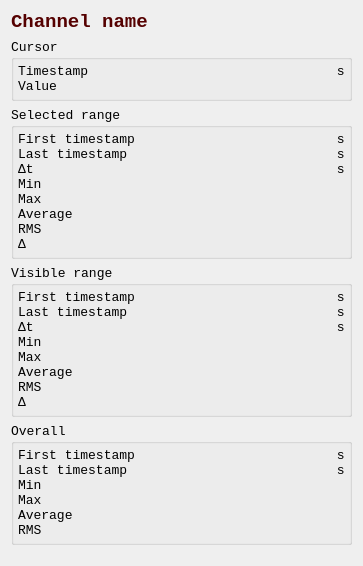
Before: the Qt Designer form asammdf/gui/ui/channel_stats.ui in danielhrisca/asammdf, drawn with Qt 5.
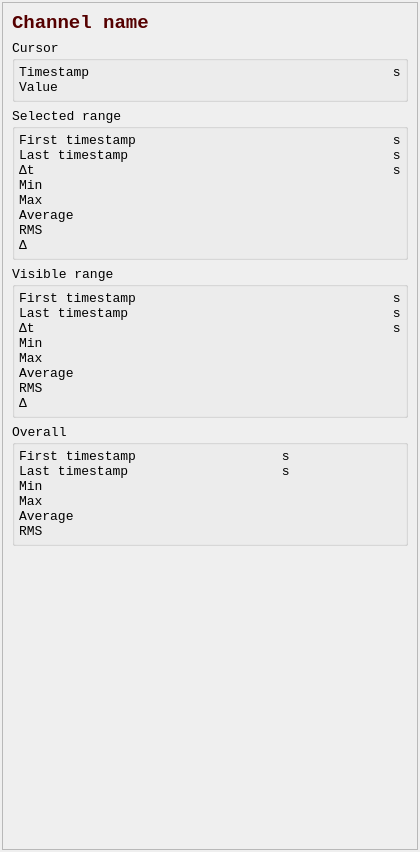
After: the same form once the commit is applied.

Commit message: make channel stats widget scroll-able

```diff
--- a/asammdf/gui/ui/channel_stats.ui
+++ b/asammdf/gui/ui/channel_stats.ui
@@ -6,8 +6,8 @@
    <rect>
     <x>0</x>
     <y>0</y>
-    <width>363</width>
-    <height>566</height>
+    <width>420</width>
+    <height>852</height>
    </rect>
   </property>
   <property name="font">
@@ -19,9 +19,39 @@
   <property name="windowTitle">
    <string>Form</string>
   </property>
+  <layout class="QVBoxLayout" name="verticalLayout_2">
+   <property name="spacing">
+    <number>2</number>
+   </property>
+   <property name="leftMargin">
+    <number>2</number>
+   </property>
+   <property name="topMargin">
+    <number>2</number>
+   </property>
+   <property name="rightMargin">
+    <number>2</number>
+   </property>
+   <property name="bottomMargin">
+    <number>2</number>
+   </property>
+   <item>
+    <widget class="QScrollArea" name="scrollArea">
+     <property name="widgetResizable">
+      <bool>true</bool>
+     </property>
+     <widget class="QWidget" name="scrollAreaWidgetContents">
+      <property name="geometry">
+       <rect>
+        <x>0</x>
+        <y>0</y>
+        <width>414</width>
+        <height>846</height>
+       </rect>
+      </property>
   <layout class="QVBoxLayout" name="verticalLayout">
    <item>
-    <layout class="QGridLayout" name="gridLayout" columnstretch="0,0">
+        <layout class="QGridLayout" name="gridLayout" rowstretch="0,0,0,0,0,0,1" columnstretch="0,0">
      <item row="2" column="0" colspan="2">
       <widget class="QGroupBox" name="cursor_group">
        <property name="title">
@@ -100,222 +130,6 @@
        </layout>
       </widget>
      </item>
-     <item row="3" column="0" colspan="2">
-      <widget class="QGroupBox" name="range_group">
-       <property name="title">
-        <string>Selected range</string>
-       </property>
-       <layout class="QGridLayout" name="gridLayout_5" columnstretch="0,1,0">
-        <property name="leftMargin">
-         <number>4</number>
-        </property>
-        <property name="topMargin">
-         <number>4</number>
-        </property>
-        <property name="rightMargin">
-         <number>4</number>
-        </property>
-        <property name="bottomMargin">
-         <number>4</number>
-        </property>
-        <property name="spacing">
-         <number>0</number>
-        </property>
-        <item row="4" column="2">
-         <widget class="QLabel" name="unit2">
-          <property name="text">
-           <string/>
-          </property>
-         </widget>
-        </item>
-        <item row="5" column="2">
-         <widget class="QLabel" name="unit3">
-          <property name="text">
-           <string/>
-          </property>
-         </widget>
-        </item>
-        <item row="4" column="0">
-         <widget class="QLabel" name="label_14">
-          <property name="text">
-           <string>Min</string>
-          </property>
-         </widget>
-        </item>
-        <item row="1" column="1">
-         <widget class="QLabel" name="selected_stop">
-          <property name="text">
-           <string/>
-          </property>
-          <property name="alignment">
-           <set>Qt::AlignRight|Qt::AlignTrailing|Qt::AlignVCenter</set>
-          </property>
-         </widget>
-        </item>
-        <item row="8" column="0">
-         <widget class="QLabel" name="label_18">
-          <property name="text">
-           <string>Δ</string>
-          </property>
-         </widget>
-        </item>
-        <item row="0" column="2">
-         <widget class="QLabel" name="label_20">
-          <property name="text">
-           <string> s</string>
-          </property>
-         </widget>
-        </item>
-        <item row="0" column="1">
-         <widget class="QLabel" name="selected_start">
-          <property name="text">
-           <string/>
-          </property>
-          <property name="alignment">
-           <set>Qt::AlignRight|Qt::AlignTrailing|Qt::AlignVCenter</set>
-          </property>
-         </widget>
-        </item>
-        <item row="1" column="2">
-         <widget class="QLabel" name="label_22">
-          <property name="text">
-           <string> s</string>
-          </property>
-         </widget>
-        </item>
-        <item row="3" column="2">
-         <widget class="QLabel" name="label_23">
-          <property name="text">
-           <string> s</string>
-          </property>
-         </widget>
-        </item>
-        <item row="5" column="1">
-         <widget class="QLabel" name="selected_max">
-          <property name="text">
-           <string/>
-          </property>
-          <property name="alignment">
-           <set>Qt::AlignRight|Qt::AlignTrailing|Qt::AlignVCenter</set>
-          </property>
-         </widget>
-        </item>
-        <item row="3" column="0">
-         <widget class="QLabel" name="label_21">
-          <property name="text">
-           <string>Δt</string>
-          </property>
-         </widget>
-        </item>
-        <item row="5" column="0">
-         <widget class="QLabel" name="label_17">
-          <property name="text">
-           <string>Max</string>
-          </property>
-         </widget>
-        </item>
-        <item row="8" column="2">
-         <widget class="QLabel" name="unit4">
-          <property name="text">
-           <string/>
-          </property>
-         </widget>
-        </item>
-        <item row="0" column="0">
-         <widget class="QLabel" name="label_13">
-          <property name="text">
-           <string>First timestamp</string>
-          </property>
-         </widget>
-        </item>
-        <item row="4" column="1">
-         <widget class="QLabel" name="selected_min">
-          <property name="text">
-           <string/>
-          </property>
-          <property name="alignment">
-           <set>Qt::AlignRight|Qt::AlignTrailing|Qt::AlignVCenter</set>
-          </property>
-         </widget>
-        </item>
-        <item row="3" column="1">
-         <widget class="QLabel" name="selected_delta_t">
-          <property name="text">
-           <string/>
-          </property>
-          <property name="alignment">
-           <set>Qt::AlignRight|Qt::AlignTrailing|Qt::AlignVCenter</set>
-          </property>
-         </widget>
-        </item>
-        <item row="8" column="1">
-         <widget class="QLabel" name="selected_delta">
-          <property name="text">
-           <string/>
-          </property>
-          <property name="alignment">
-           <set>Qt::AlignRight|Qt::AlignTrailing|Qt::AlignVCenter</set>
-          </property>
-         </widget>
-        </item>
-        <item row="1" column="0">
-         <widget class="QLabel" name="label_15">
-          <property name="text">
-           <string>Last timestamp</string>
-          </property>
-         </widget>
-        </item>
-        <item row="6" column="2">
-         <widget class="QLabel" name="unit10">
-          <property name="text">
-           <string/>
-          </property>
-         </widget>
-        </item>
-        <item row="6" column="0">
-         <widget class="QLabel" name="label">
-          <property name="text">
-           <string>Average</string>
-          </property>
-         </widget>
-        </item>
-        <item row="6" column="1">
-         <widget class="QLabel" name="selected_average">
-          <property name="text">
-           <string/>
-          </property>
-          <property name="alignment">
-           <set>Qt::AlignRight|Qt::AlignTrailing|Qt::AlignVCenter</set>
-          </property>
-         </widget>
-        </item>
-        <item row="7" column="0">
-         <widget class="QLabel" name="label_29">
-          <property name="text">
-           <string>RMS</string>
-          </property>
-         </widget>
-        </item>
-        <item row="7" column="1">
-         <widget class="QLabel" name="selected_rms">
-          <property name="text">
-           <string/>
-          </property>
-          <property name="alignment">
-           <set>Qt::AlignRight|Qt::AlignTrailing|Qt::AlignVCenter</set>
-          </property>
-         </widget>
-        </item>
-        <item row="7" column="2">
-         <widget class="QLabel" name="unit11">
-          <property name="text">
-           <string/>
-          </property>
-         </widget>
-        </item>
-       </layout>
-      </widget>
-     </item>
      <item row="4" column="0" colspan="2">
       <widget class="QGroupBox" name="visible_group">
        <property name="title">
@@ -532,12 +346,228 @@
        </layout>
       </widget>
      </item>
+         <item row="3" column="0" colspan="2">
+          <widget class="QGroupBox" name="range_group">
+           <property name="title">
+            <string>Selected range</string>
+           </property>
+           <layout class="QGridLayout" name="gridLayout_5" columnstretch="0,1,0">
+            <property name="leftMargin">
+             <number>4</number>
+            </property>
+            <property name="topMargin">
+             <number>4</number>
+            </property>
+            <property name="rightMargin">
+             <number>4</number>
+            </property>
+            <property name="bottomMargin">
+             <number>4</number>
+            </property>
+            <property name="spacing">
+             <number>0</number>
+            </property>
+            <item row="4" column="2">
+             <widget class="QLabel" name="unit2">
+              <property name="text">
+               <string/>
+              </property>
+             </widget>
+            </item>
+            <item row="5" column="2">
+             <widget class="QLabel" name="unit3">
+              <property name="text">
+               <string/>
+              </property>
+             </widget>
+            </item>
+            <item row="4" column="0">
+             <widget class="QLabel" name="label_14">
+              <property name="text">
+               <string>Min</string>
+              </property>
+             </widget>
+            </item>
+            <item row="1" column="1">
+             <widget class="QLabel" name="selected_stop">
+              <property name="text">
+               <string/>
+              </property>
+              <property name="alignment">
+               <set>Qt::AlignRight|Qt::AlignTrailing|Qt::AlignVCenter</set>
+              </property>
+             </widget>
+            </item>
+            <item row="8" column="0">
+             <widget class="QLabel" name="label_18">
+              <property name="text">
+               <string>Δ</string>
+              </property>
+             </widget>
+            </item>
+            <item row="0" column="2">
+             <widget class="QLabel" name="label_20">
+              <property name="text">
+               <string> s</string>
+              </property>
+             </widget>
+            </item>
+            <item row="0" column="1">
+             <widget class="QLabel" name="selected_start">
+              <property name="text">
+               <string/>
+              </property>
+              <property name="alignment">
+               <set>Qt::AlignRight|Qt::AlignTrailing|Qt::AlignVCenter</set>
+              </property>
+             </widget>
+            </item>
+            <item row="1" column="2">
+             <widget class="QLabel" name="label_22">
+              <property name="text">
+               <string> s</string>
+              </property>
+             </widget>
+            </item>
+            <item row="3" column="2">
+             <widget class="QLabel" name="label_23">
+              <property name="text">
+               <string> s</string>
+              </property>
+             </widget>
+            </item>
+            <item row="5" column="1">
+             <widget class="QLabel" name="selected_max">
+              <property name="text">
+               <string/>
+              </property>
+              <property name="alignment">
+               <set>Qt::AlignRight|Qt::AlignTrailing|Qt::AlignVCenter</set>
+              </property>
+             </widget>
+            </item>
+            <item row="3" column="0">
+             <widget class="QLabel" name="label_21">
+              <property name="text">
+               <string>Δt</string>
+              </property>
+             </widget>
+            </item>
+            <item row="5" column="0">
+             <widget class="QLabel" name="label_17">
+              <property name="text">
+               <string>Max</string>
+              </property>
+             </widget>
+            </item>
+            <item row="8" column="2">
+             <widget class="QLabel" name="unit4">
+              <property name="text">
+               <string/>
+              </property>
+             </widget>
+            </item>
+            <item row="0" column="0">
+             <widget class="QLabel" name="label_13">
+              <property name="text">
+               <string>First timestamp</string>
+              </property>
+             </widget>
+            </item>
+            <item row="4" column="1">
+             <widget class="QLabel" name="selected_min">
+              <property name="text">
+               <string/>
+              </property>
+              <property name="alignment">
+               <set>Qt::AlignRight|Qt::AlignTrailing|Qt::AlignVCenter</set>
+              </property>
+             </widget>
+            </item>
+            <item row="3" column="1">
+             <widget class="QLabel" name="selected_delta_t">
+              <property name="text">
+               <string/>
+              </property>
+              <property name="alignment">
+               <set>Qt::AlignRight|Qt::AlignTrailing|Qt::AlignVCenter</set>
+              </property>
+             </widget>
+            </item>
+            <item row="8" column="1">
+             <widget class="QLabel" name="selected_delta">
+              <property name="text">
+               <string/>
+              </property>
+              <property name="alignment">
+               <set>Qt::AlignRight|Qt::AlignTrailing|Qt::AlignVCenter</set>
+              </property>
+             </widget>
+            </item>
+            <item row="1" column="0">
+             <widget class="QLabel" name="label_15">
+              <property name="text">
+               <string>Last timestamp</string>
+              </property>
+             </widget>
+            </item>
+            <item row="6" column="2">
+             <widget class="QLabel" name="unit10">
+              <property name="text">
+               <string/>
+              </property>
+             </widget>
+            </item>
+            <item row="6" column="0">
+             <widget class="QLabel" name="label">
+              <property name="text">
+               <string>Average</string>
+              </property>
+             </widget>
+            </item>
+            <item row="6" column="1">
+             <widget class="QLabel" name="selected_average">
+              <property name="text">
+               <string/>
+              </property>
+              <property name="alignment">
+               <set>Qt::AlignRight|Qt::AlignTrailing|Qt::AlignVCenter</set>
+              </property>
+             </widget>
+            </item>
+            <item row="7" column="0">
+             <widget class="QLabel" name="label_29">
+              <property name="text">
+               <string>RMS</string>
+              </property>
+             </widget>
+            </item>
+            <item row="7" column="1">
+             <widget class="QLabel" name="selected_rms">
+              <property name="text">
+               <string/>
+              </property>
+              <property name="alignment">
+               <set>Qt::AlignRight|Qt::AlignTrailing|Qt::AlignVCenter</set>
+              </property>
+             </widget>
+            </item>
+            <item row="7" column="2">
+             <widget class="QLabel" name="unit11">
+              <property name="text">
+               <string/>
+              </property>
+             </widget>
+            </item>
+           </layout>
+          </widget>
+         </item>
      <item row="5" column="0" colspan="2">
       <widget class="QGroupBox" name="overall_group">
        <property name="title">
         <string>Overall</string>
        </property>
-       <layout class="QGridLayout" name="gridLayout_2" columnstretch="0,1,0">
+           <layout class="QGridLayout" name="gridLayout_2" columnstretch="0,0,0">
         <property name="leftMargin">
          <number>4</number>
         </property>
@@ -553,10 +583,10 @@
         <property name="spacing">
          <number>0</number>
         </property>
-        <item row="1" column="2">
-         <widget class="QLabel" name="label_28">
+            <item row="5" column="0">
+             <widget class="QLabel" name="label_32">
           <property name="text">
-           <string> s</string>
+               <string>Average</string>
           </property>
          </widget>
         </item>
@@ -577,27 +607,13 @@
           </property>
          </widget>
         </item>
-        <item row="3" column="2">
-         <widget class="QLabel" name="unit8">
-          <property name="text">
-           <string/>
-          </property>
-         </widget>
-        </item>
-        <item row="0" column="2">
-         <widget class="QLabel" name="label_27">
+            <item row="1" column="2">
+             <widget class="QLabel" name="label_28">
           <property name="text">
            <string> s</string>
           </property>
          </widget>
         </item>
-        <item row="1" column="0">
-         <widget class="QLabel" name="label_4">
-          <property name="text">
-           <string>Last timestamp</string>
-          </property>
-         </widget>
-        </item>
         <item row="3" column="1">
          <widget class="QLabel" name="overall_min">
           <property name="text">
@@ -615,31 +631,25 @@
           </property>
          </widget>
         </item>
-        <item row="4" column="0">
-         <widget class="QLabel" name="label_6">
+            <item row="0" column="2">
+             <widget class="QLabel" name="label_27">
           <property name="text">
-           <string>Max</string>
+               <string> s</string>
           </property>
          </widget>
         </item>
-        <item row="0" column="1">
-         <widget class="QLabel" name="overall_start">
+            <item row="1" column="0">
+             <widget class="QLabel" name="label_4">
           <property name="text">
-           <string/>
-          </property>
-          <property name="alignment">
-           <set>Qt::AlignRight|Qt::AlignTrailing|Qt::AlignVCenter</set>
-          </property>
-         </widget>
-        </item>
-        <item row="1" column="1">
-         <widget class="QLabel" name="overall_stop">
+               <string>Last timestamp</string>
+              </property>
+             </widget>
+            </item>
+            <item row="3" column="2">
+             <widget class="QLabel" name="unit8">
           <property name="text">
            <string/>
           </property>
-          <property name="alignment">
-           <set>Qt::AlignRight|Qt::AlignTrailing|Qt::AlignVCenter</set>
-          </property>
          </widget>
         </item>
         <item row="3" column="0">
@@ -649,17 +659,30 @@
           </property>
          </widget>
         </item>
-        <item row="5" column="0">
-         <widget class="QLabel" name="label_32">
+            <item row="1" column="1">
+             <widget class="QLabel" name="overall_stop">
           <property name="text">
-           <string>Average</string>
-          </property>
-         </widget>
-        </item>
-        <item row="6" column="0">
-         <widget class="QLabel" name="label_33">
+               <string/>
+              </property>
+              <property name="alignment">
+               <set>Qt::AlignRight|Qt::AlignTrailing|Qt::AlignVCenter</set>
+              </property>
+             </widget>
+            </item>
+            <item row="0" column="1">
+             <widget class="QLabel" name="overall_start">
           <property name="text">
-           <string>RMS</string>
+               <string/>
+              </property>
+              <property name="alignment">
+               <set>Qt::AlignRight|Qt::AlignTrailing|Qt::AlignVCenter</set>
+              </property>
+             </widget>
+            </item>
+            <item row="4" column="0">
+             <widget class="QLabel" name="label_6">
+              <property name="text">
+               <string>Max</string>
           </property>
          </widget>
         </item>
@@ -673,6 +696,13 @@
           </property>
          </widget>
         </item>
+            <item row="6" column="0">
+             <widget class="QLabel" name="label_33">
+              <property name="text">
+               <string>RMS</string>
+              </property>
+             </widget>
+            </item>
         <item row="6" column="1">
          <widget class="QLabel" name="overall_rms">
           <property name="text">
@@ -716,20 +746,18 @@
        </property>
       </widget>
      </item>
-    </layout>
-   </item>
-   <item>
-    <spacer name="verticalSpacer">
-     <property name="orientation">
-      <enum>Qt::Vertical</enum>
-     </property>
-     <property name="sizeHint" stdset="0">
-      <size>
-       <width>20</width>
-       <height>40</height>
-      </size>
-     </property>
-    </spacer>
+         <item row="6" column="0">
+          <widget class="QLabel" name="label_34">
+           <property name="text">
+            <string/>
+           </property>
+          </widget>
+         </item>
+        </layout>
+       </item>
+      </layout>
+     </widget>
+    </widget>
    </item>
   </layout>
  </widget>
```
Lines whose indentation alone changed are shown as unchanged. The commit also changes 1 other file.
